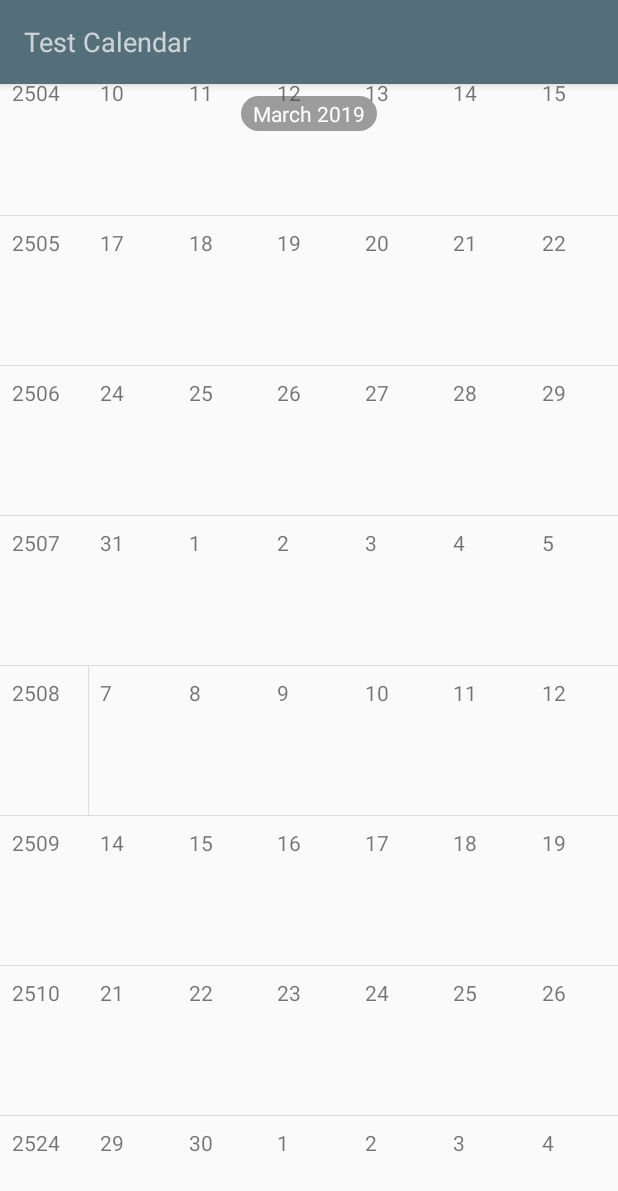
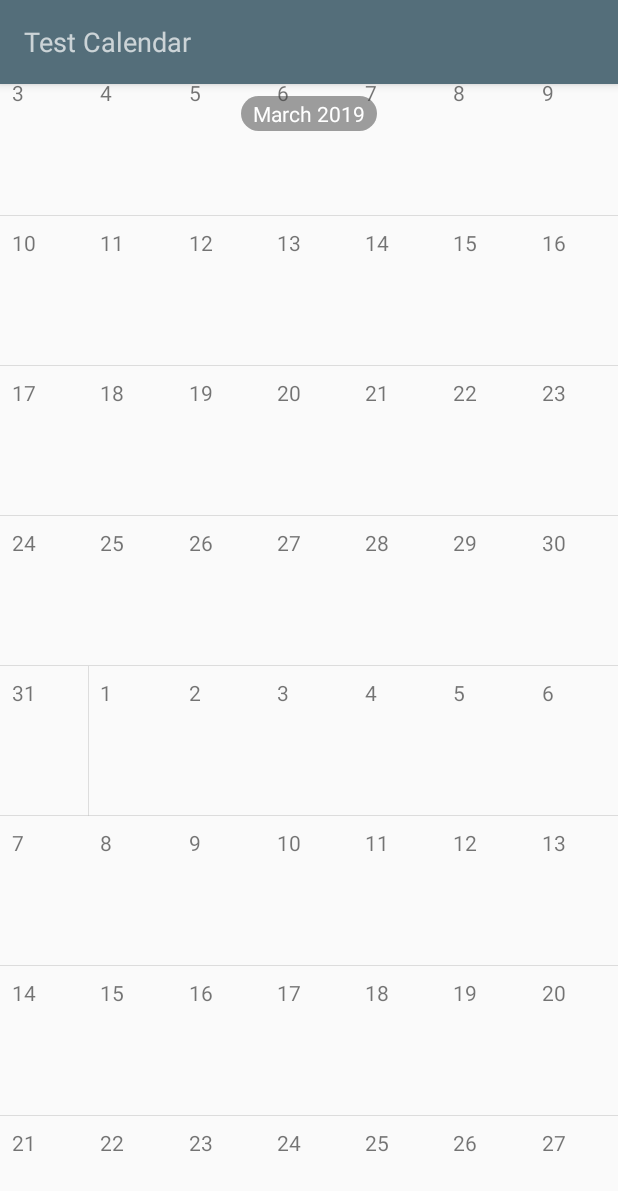
Before and after one commit to eugenexlin/quick-calendar, an Android app: the EditCalendarFragment screen opened directly, with no data from a screen before it, scrolled down 1612 dp, on a phone screen of 412 x 824 dp. Shown: the top 1191 px of the screen. Run offline under Robolectric (Android 15) with nearby library versions, the light colour scheme and no system bars; our stand-ins replace ButterKnife.

Commit message:
fixed recycler view issue
it turns out there is some behind the scenes  stuff with recycler view where it tries to be very smart about recycling. and it might no be able to tell the difference between recyclerview items unless you put views in a view holder and modify them there.

```diff
--- a/app/build.gradle
+++ b/app/build.gradle
@@ -17,8 +17,8 @@ android {
         }
     }
     compileOptions {
-        targetCompatibility 1.8
-        sourceCompatibility 1.8
+        targetCompatibility '1.8'
+        sourceCompatibility '1.8'
     }
 }
 
--- a/app/src/main/java/com/djdenpa/quickcalendar/views/adapters/CalendarWeekAdapter.java
+++ b/app/src/main/java/com/djdenpa/quickcalendar/views/adapters/CalendarWeekAdapter.java
@@ -60,21 +60,6 @@ public class CalendarWeekAdapter extends RecyclerView.Adapter<CalendarWeekViewHo
   @BindView(R.id.g_day_7)
   Guideline gDay7;
 
-  @BindView(R.id.tv_day_0)
-  TextView tvDay0;
-  @BindView(R.id.tv_day_1)
-  TextView tvDay1;
-  @BindView(R.id.tv_day_2)
-  TextView tvDay2;
-  @BindView(R.id.tv_day_3)
-  TextView tvDay3;
-  @BindView(R.id.tv_day_4)
-  TextView tvDay4;
-  @BindView(R.id.tv_day_5)
-  TextView tvDay5;
-  @BindView(R.id.tv_day_6)
-  TextView tvDay6;
-
   // private HashSet<View> managedViews = new HashSet<>();
   private static final String MANAGED_VIEW_TAG = "MANAGED_VIEW_TAG";
 
@@ -125,6 +110,8 @@ public class CalendarWeekAdapter extends RecyclerView.Adapter<CalendarWeekViewHo
       int month = dayOfWeek.get(java.util.Calendar.MONTH);
       Guideline guideline = getGuideline(i);
 
+      holder.setDayTextField(i, String.valueOf(dateNumber));
+
       TextView view;
 
 
@@ -136,14 +123,14 @@ public class CalendarWeekAdapter extends RecyclerView.Adapter<CalendarWeekViewHo
 //      constraintSet.applyTo(parent);
 
 
-      view = getDayTextField(i);
+//      view = getDayTextField(i);
 
-
-      view.setText(String.valueOf(dateNumber));
-
-      if (i == 0) {
-        view.setText(String.valueOf(position));
-      }
+//      System.out.println(dateNumber);
+//      view.setText(String.valueOf(dateNumber));
+//
+//      if (i == 0) {
+//        view.setText(String.valueOf(position));
+//      }
 
       // special check for if date is 1, so we can draw a line
       if (dateNumber == 1) {
@@ -216,26 +203,6 @@ public class CalendarWeekAdapter extends RecyclerView.Adapter<CalendarWeekViewHo
         return gDay0;
     }
   }
-  private TextView getDayTextField(int position){
-    switch(position) {
-      case 0:
-        return tvDay0;
-      case 1:
-        return tvDay1;
-      case 2:
-        return tvDay2;
-      case 3:
-        return tvDay3;
-      case 4:
-        return tvDay4;
-      case 5:
-        return tvDay5;
-      case 6:
-        return tvDay6;
-      default:
-        return tvDay0;
-    }
-  }
 
   @Override
   public void onViewRecycled(@NonNull CalendarWeekViewHolder holder) {
--- a/app/src/main/java/com/djdenpa/quickcalendar/views/adapters/CalendarWeekViewHolder.java
+++ b/app/src/main/java/com/djdenpa/quickcalendar/views/adapters/CalendarWeekViewHolder.java
@@ -18,6 +18,21 @@ public class CalendarWeekViewHolder extends RecyclerView.ViewHolder {
 
   @BindView(R.id.cl_calendar_week)
   ConstraintLayout clCalendarWeeks;
+
+  @BindView(R.id.tv_day_0)
+  TextView tvDay0;
+  @BindView(R.id.tv_day_1)
+  TextView tvDay1;
+  @BindView(R.id.tv_day_2)
+  TextView tvDay2;
+  @BindView(R.id.tv_day_3)
+  TextView tvDay3;
+  @BindView(R.id.tv_day_4)
+  TextView tvDay4;
+  @BindView(R.id.tv_day_5)
+  TextView tvDay5;
+  @BindView(R.id.tv_day_6)
+  TextView tvDay6;
 
   Context mContext;
 
@@ -48,6 +63,34 @@ public class CalendarWeekViewHolder extends RecyclerView.ViewHolder {
     constraintSet.applyTo(clCalendarWeeks);
   }
 
+  public void setDayTextField(int position, String date){
+    switch(position) {
+      case 0:
+        tvDay0.setText(date);
+        return;
+      case 1:
+        tvDay1.setText(date);
+        return;
+      case 2:
+        tvDay2.setText(date);
+        return;
+      case 3:
+        tvDay3.setText(date);
+        return;
+      case 4:
+        tvDay4.setText(date);
+        return;
+      case 5:
+        tvDay5.setText(date);
+        return;
+      case 6:
+        tvDay6.setText(date);
+        return;
+      default:
+        return;
+    }
+  }
+
   public ConstraintLayout getParentLayout(){
     return clCalendarWeeks;
   }
--- a/app/src/main/java/com/djdenpa/quickcalendar/views/fragments/EditCalendarFragment.java
+++ b/app/src/main/java/com/djdenpa/quickcalendar/views/fragments/EditCalendarFragment.java
@@ -82,7 +82,9 @@ public class EditCalendarFragment extends Fragment
 
     unbinder = ButterKnife.bind(this, rootView);
 
-    tvCalendarName.setOnClickListener(v -> PromptChangeName());
+    tvCalendarName.setOnClickListener(v -> {
+      PromptChangeName();
+    });
 
     mLayoutManager
             = new LinearLayoutManager(this.getContext(), LinearLayoutManager.VERTICAL, false);
```
